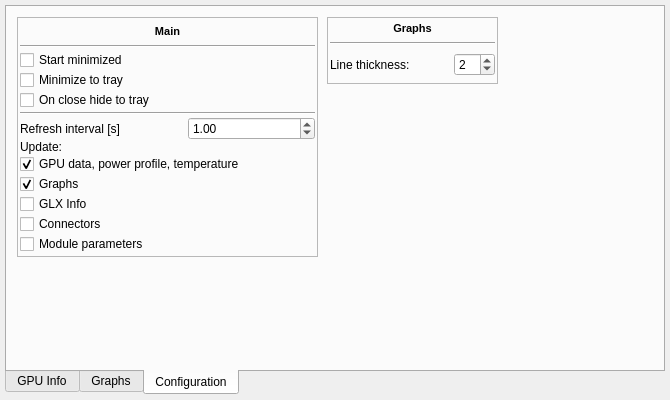
The window that radeon-profile/radeon_profile.ui (marazmista/radeon-profile) describes before a commit, drawn with Qt 5.
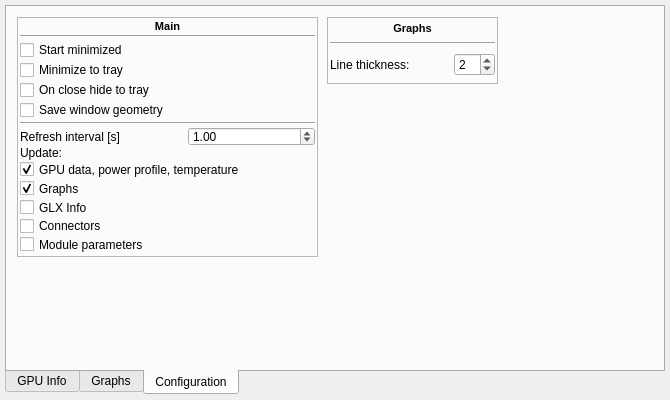
The same window after the commit. The open tabs and pages were chosen to show the change. Icons and pictures are not drawn. Custom widgets are drawn as their Qt base class.

Commit message: added option for saving window position and size

```diff
--- a/radeon-profile/radeon_profile.ui
+++ b/radeon-profile/radeon_profile.ui
@@ -854,6 +854,13 @@
              </property>
             </widget>
            </item>
+           <item>
+            <widget class="QCheckBox" name="cb_saveWindowGeometry">
+             <property name="text">
+              <string>Save window geometry</string>
+             </property>
+            </widget>
+           </item>
           </layout>
          </item>
          <item>
```
The commit also changes 2 other files.
